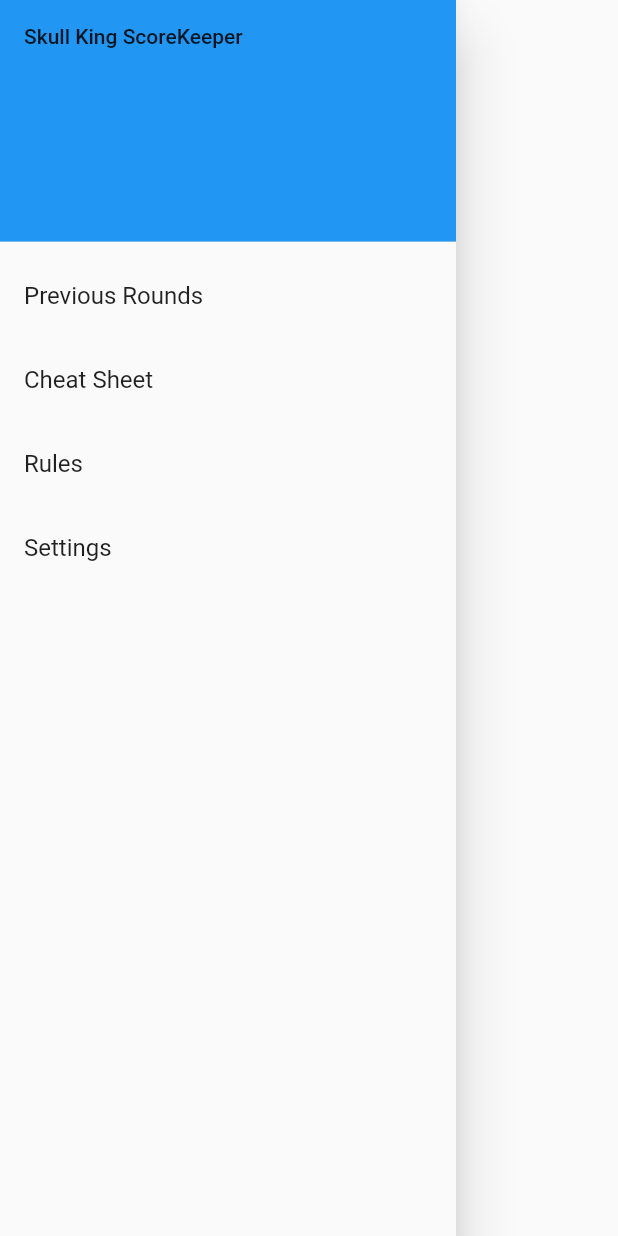
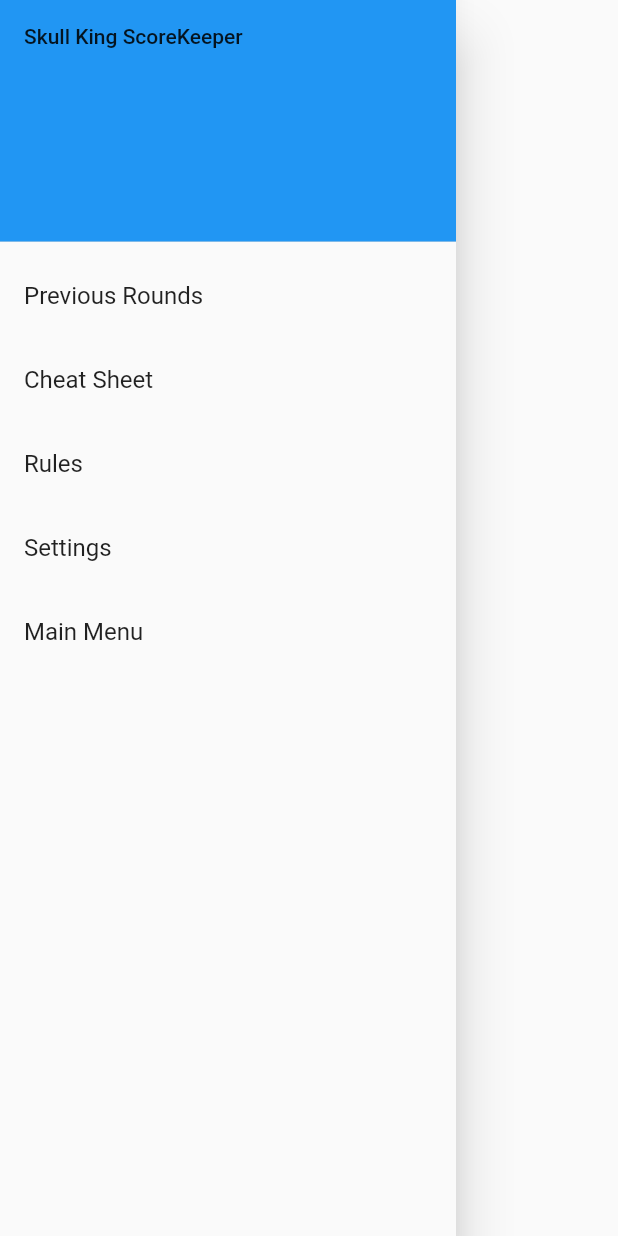
Before and after one commit to samlhunter/Skull-King-Scorekeeper, a Flutter app: what generateGameDrawer() shows on an empty page, opened directly, on a phone screen of 412 x 824 dp. Run offline on Flutter 3.47's test engine with Material 2 defaults, Android fonts, the phone set to English and light mode, and no system bars.

Commit message:
Add Main Menu button in hamburger

```diff
--- a/lib/components/featuresDrawer.component.dart
+++ b/lib/components/featuresDrawer.component.dart
@@ -1,4 +1,5 @@
 import 'package:flutter/material.dart';
+import 'package:skull_king_scorekeeper/main.dart';
 import 'package:skull_king_scorekeeper/views/extraPanePages/cheatSheet.view.dart';
 import 'package:skull_king_scorekeeper/views/extraPanePages/previousRounds.view.dart';
 import 'package:skull_king_scorekeeper/views/extraPanePages/rules.view.dart';
@@ -51,6 +52,14 @@ Drawer generateGameDrawer(BuildContext context) {
           }));
         },
       ),
+      ListTile(
+        title: const Text('Main Menu'),
+        onTap: () {
+          Navigator.push(context, MaterialPageRoute(builder: (context) {
+            return MyApp();
+          }));
+        },
+      ),
     ],
   ));
 }
```
